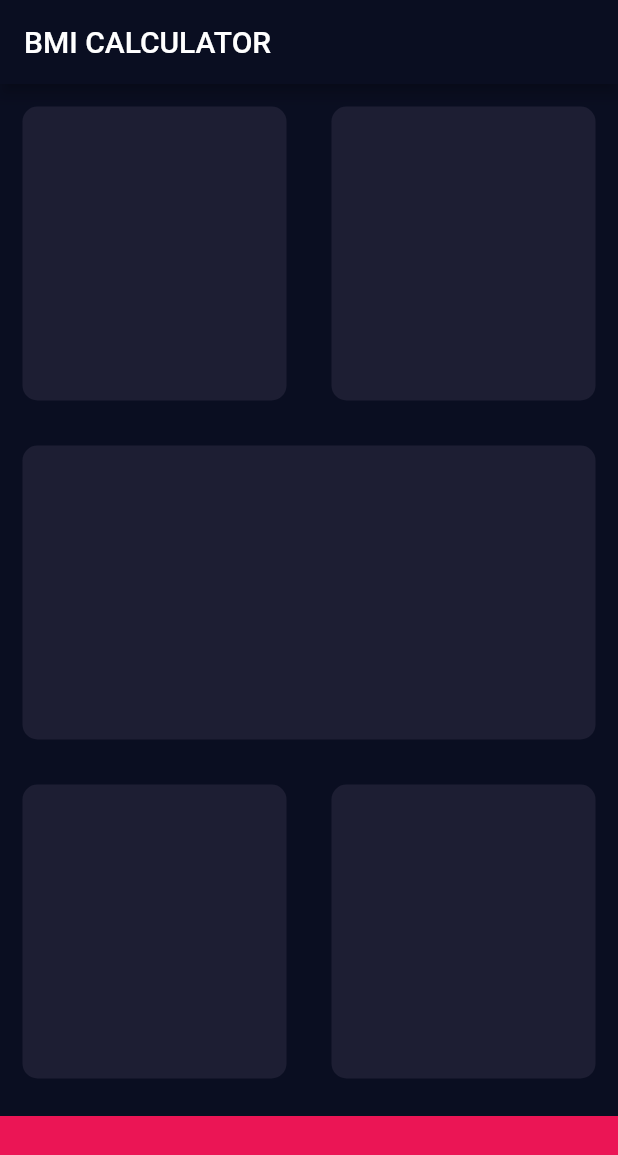
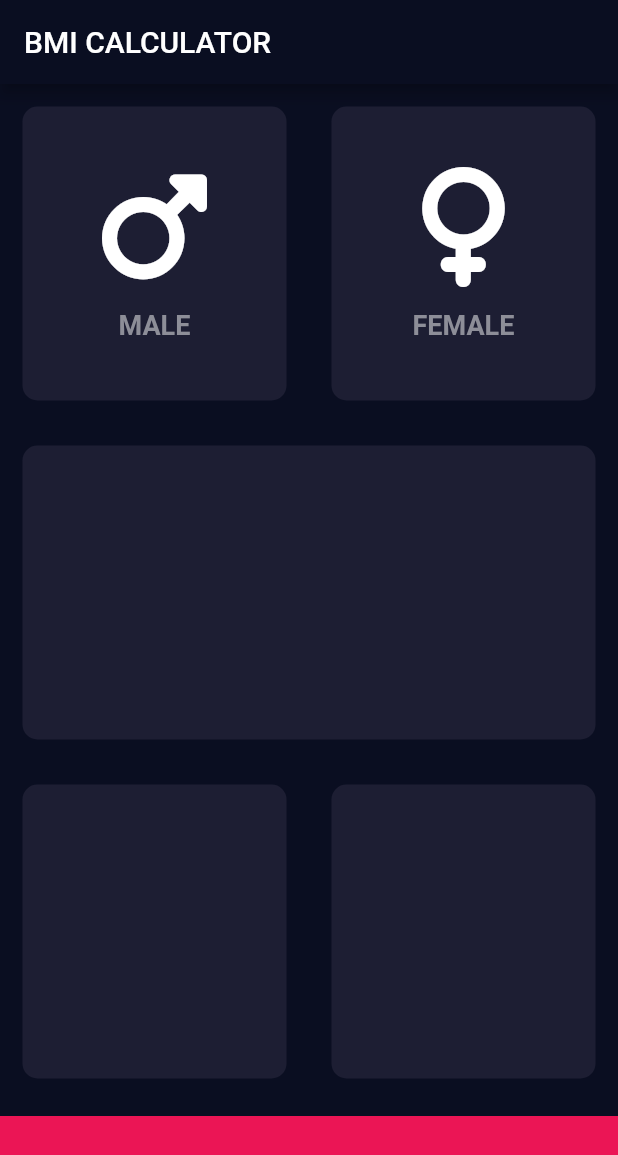
Before and after one commit to gTambo/flutter_tutorial_bmi_calculator, a Flutter app: the screen it shows after launch, on a phone screen of 412 x 824 dp. Shown: the top 1155 px of the screen. Run offline on Flutter 3.47's test engine with Material 2 defaults, Android fonts, the phone set to English and light mode, and no system bars; our stand-ins replace font_awesome_flutter.

Commit message:
refactor card icon widget

```diff
--- a/lib/input_page.dart
+++ b/lib/input_page.dart
@@ -1,4 +1,5 @@
 import 'package:flutter/material.dart';
+import 'package:font_awesome_flutter/font_awesome_flutter.dart';
 
 const bottomContainerHeight = 80.0;
 const activeCardColor = Color(0xFF1D1E33);
@@ -23,8 +24,26 @@ class _InputPageState extends State<InputPage> {
               child: Row(
                 crossAxisAlignment: CrossAxisAlignment.center,
                 children: [
-                  ReusableCard(color: activeCardColor),
-                  ReusableCard(color: activeCardColor),
+                  ReusableCard(
+                    color: activeCardColor,
+                    cardChild: CardChild(
+                      cardIcon: Icon(
+                        FontAwesomeIcons.mars,
+                        size: 80,
+                      ),
+                      cardText: 'MALE',
+                    ),
+                  ),
+                  ReusableCard(
+                    color: activeCardColor,
+                    cardChild: CardChild(
+                      cardIcon: Icon(
+                        FontAwesomeIcons.venus,
+                        size: 80,
+                      ),
+                      cardText: 'FEMALE',
+                    ),
+                  ),
                 ],
               ),
             ),
@@ -48,16 +67,46 @@ class _InputPageState extends State<InputPage> {
   }
 }
 
+class CardChild extends StatelessWidget {
+  const CardChild({required this.cardIcon, required this.cardText});
+
+  final Icon cardIcon;
+  final String cardText;
+
+  @override
+  Widget build(BuildContext context) {
+    return Column(
+      mainAxisAlignment: MainAxisAlignment.center,
+      children: [
+        cardIcon,
+        SizedBox(
+          height: 15,
+        ),
+        Text(
+          cardText,
+          style: TextStyle(
+            fontSize: 18,
+            fontWeight: FontWeight.bold,
+            color: Color(0xFF8D8E98),
+          ),
+        )
+      ],
+    );
+  }
+}
+
 class ReusableCard extends StatelessWidget {
-  ReusableCard({required this.color});
+  ReusableCard({required this.color, this.cardChild});
 
   final Color color;
+  final Widget? cardChild;
 
   @override
   Widget build(BuildContext context) {
     return Expanded(
       flex: 1,
       child: Container(
+        child: cardChild,
         margin: EdgeInsets.all(15),
         decoration: BoxDecoration(
           borderRadius: BorderRadius.circular(10),
--- a/pubspec.yaml
+++ b/pubspec.yaml
@@ -11,6 +11,7 @@ dependencies:
     sdk: flutter
 
   cupertino_icons: ^0.1.2
+  font_awesome_flutter: ^10.4.0
 
 dev_dependencies:
   flutter_test:
```
